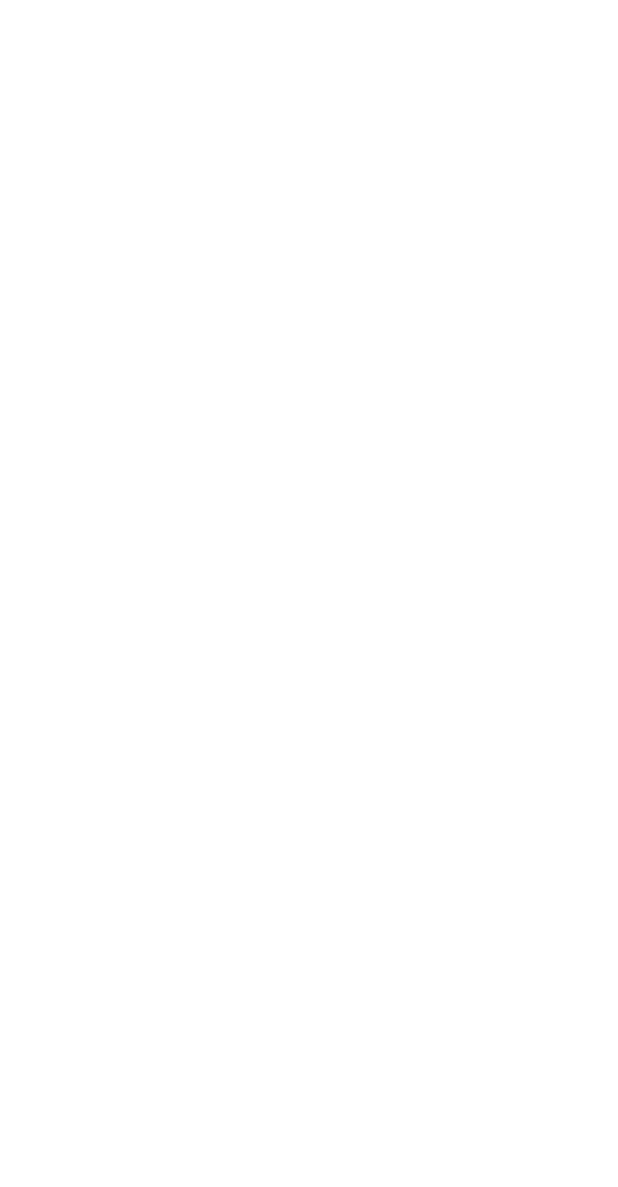
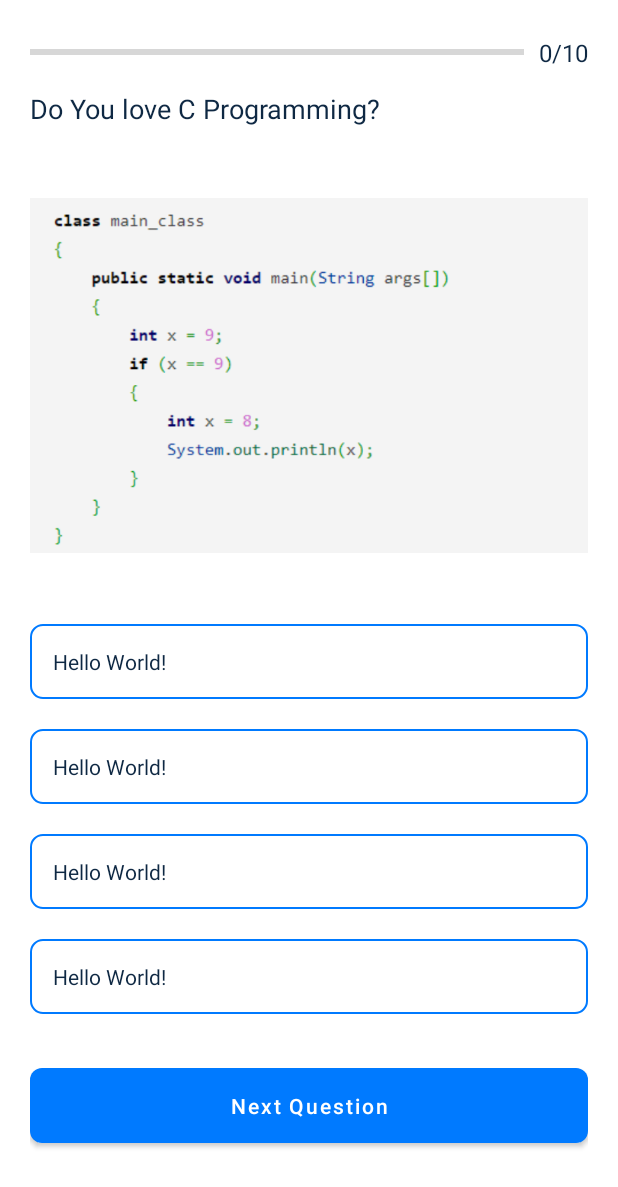
Before and after one commit to avinashdengani/Quiz-Buster, an Android app: the quizActivity screen opened directly, with no data from a screen before it, on a phone screen of 412 x 824 dp. Before the commit the part shown is empty. Shown: the top 1187 px of the screen. Run offline under Robolectric (Android 15) with nearby library versions, the phone set to English and light mode, and no system bars.

Commit message:
Completed with designing of New Activity

```diff
--- /dev/null
+++ b/app/src/main/res/drawable/default_border.xml
@@ -0,0 +1,7 @@
+<?xml version="1.0" encoding="utf-8"?>
+<shape xmlns:android="http://schemas.android.com/apk/res/android" android:shape="rectangle">
+    <solid android:color="@color/white"/>
+    <stroke android:width="1dp" android:color="@color/primary_color"/>
+
+    <corners android:radius="8dp" />
+</shape>
--- a/app/src/main/res/layout/activity_quiz.xml
+++ b/app/src/main/res/layout/activity_quiz.xml
@@ -1,9 +1,111 @@
 <?xml version="1.0" encoding="utf-8"?>
-<androidx.constraintlayout.widget.ConstraintLayout xmlns:android="http://schemas.android.com/apk/res/android"
+<ScrollView xmlns:android="http://schemas.android.com/apk/res/android"
     xmlns:app="http://schemas.android.com/apk/res-auto"
     xmlns:tools="http://schemas.android.com/tools"
     android:layout_width="match_parent"
     android:layout_height="match_parent"
-    tools:context=".quizActivity"
-    android:theme="@style/Theme.QuizBuster.NoActionBarTheme">
-</androidx.constraintlayout.widget.ConstraintLayout>
+    android:theme="@style/Theme.QuizBuster.NoActionBarTheme"
+    tools:context=".QuizActivity">
+
+    <androidx.appcompat.widget.LinearLayoutCompat
+        android:layout_width="match_parent"
+        android:layout_height="wrap_content"
+        android:orientation="vertical"
+        android:gravity="center_horizontal"
+        android:padding="20dp">
+        <!--ProgressBar Component-->
+        <androidx.appcompat.widget.LinearLayoutCompat
+            android:layout_width="match_parent"
+            android:layout_height="wrap_content"
+            android:orientation="horizontal"
+            android:gravity="center_vertical">
+
+            <ProgressBar
+                android:id="@+id/progressQuiz"
+                android:layout_width="0dp"
+                android:layout_height="wrap_content"
+                android:layout_weight="1"
+                style="@style/Widget.AppCompat.ProgressBar.Horizontal"
+                android:max="10"
+                android:minHeight="30dp"
+                android:layout_marginEnd="10dp"
+                android:progress="0"
+                android:progressTint="@color/success_color"
+                android:indeterminate="false"/>
+
+        <TextView
+            android:id="@+id/tvProgressValue"
+            android:layout_width="wrap_content"
+            android:layout_height="wrap_content"
+            android:gravity="center"
+            android:text="0/10"
+            android:textSize="16sp"
+            android:textColor="@color/primary_text_color"/>
+        </androidx.appcompat.widget.LinearLayoutCompat>
+
+        <TextView
+            android:id="@+id/tvQuestion"
+            android:layout_width="match_parent"
+            android:layout_height="wrap_content"
+            android:layout_marginTop="10dp"
+            android:layout_marginBottom="10dp"
+            android:text="Do You love C Programming?"
+            android:textSize="18sp"
+            android:textColor="@color/primary_text_color"
+            />
+        <ImageView
+            android:id="@+id/imgQuestionImage"
+            android:layout_width="match_parent"
+            android:layout_height="wrap_content"
+            android:src="@drawable/ques2"
+            android:contentDescription="Question Image"/>
+        <TextView
+            android:layout_width="match_parent"
+            android:layout_height="wrap_content"
+            android:layout_marginTop="10dp"
+            android:layout_marginBottom="10dp"
+            android:text="Hello World!"
+            android:background="@drawable/default_border"
+            android:textColor="@color/primary_text_color"
+            android:padding="15dp"/>
+        <TextView
+            android:layout_width="match_parent"
+            android:layout_height="wrap_content"
+            android:layout_marginTop="10dp"
+            android:layout_marginBottom="10dp"
+            android:text="Hello World!"
+            android:background="@drawable/default_border"
+            android:textColor="@color/primary_text_color"
+            android:padding="15dp"/>
+        <TextView
+            android:layout_width="match_parent"
+            android:layout_height="wrap_content"
+            android:layout_marginTop="10dp"
+            android:layout_marginBottom="10dp"
+            android:text="Hello World!"
+            android:background="@drawable/default_border"
+            android:textColor="@color/primary_text_color"
+            android:padding="15dp"/>
+        <TextView
+            android:layout_width="match_parent"
+            android:layout_height="wrap_content"
+            android:layout_marginTop="10dp"
+            android:layout_marginBottom="10dp"
+            android:text="Hello World!"
+            android:background="@drawable/default_border"
+            android:textColor="@color/primary_text_color"
+            android:padding="15dp"/>
+        <com.google.android.material.button.MaterialButton
+            android:id="@+id/btnSubmitQuiz"
+            android:layout_width="match_parent"
+            android:layout_height="wrap_content"
+            android:text="Next Question"
+            android:layout_marginTop="20dp"
+            android:layout_marginBottom="20dp"
+            android:textAllCaps="false"
+            android:padding="15dp"
+            app:cornerRadius="8dp"/>
+
+    </androidx.appcompat.widget.LinearLayoutCompat>
+
+</ScrollView>
```
